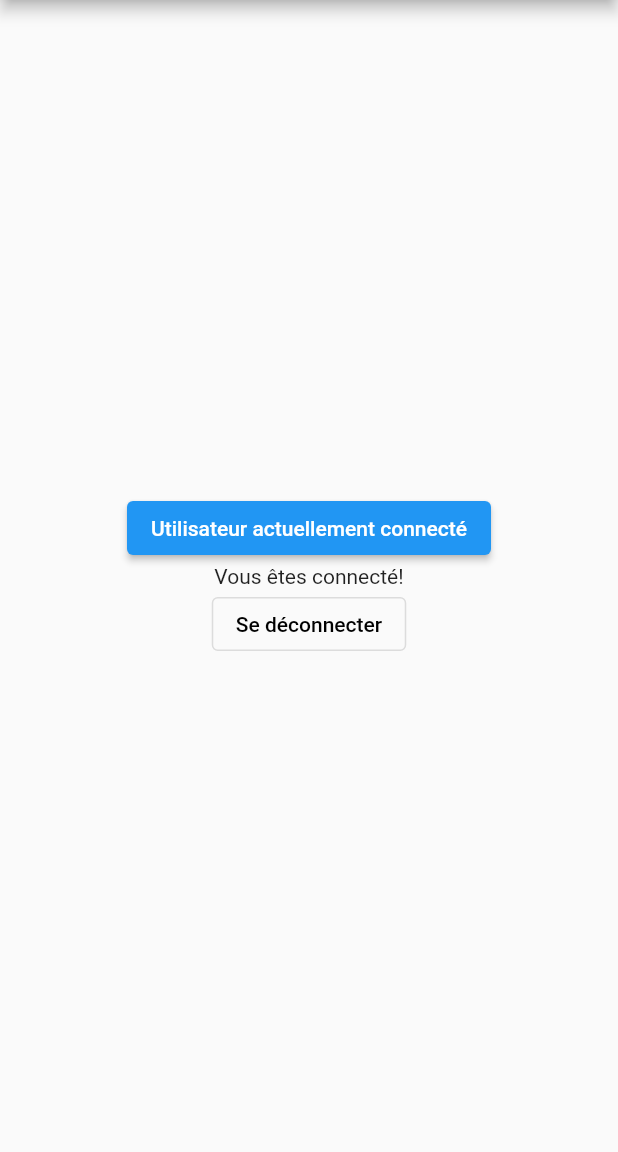
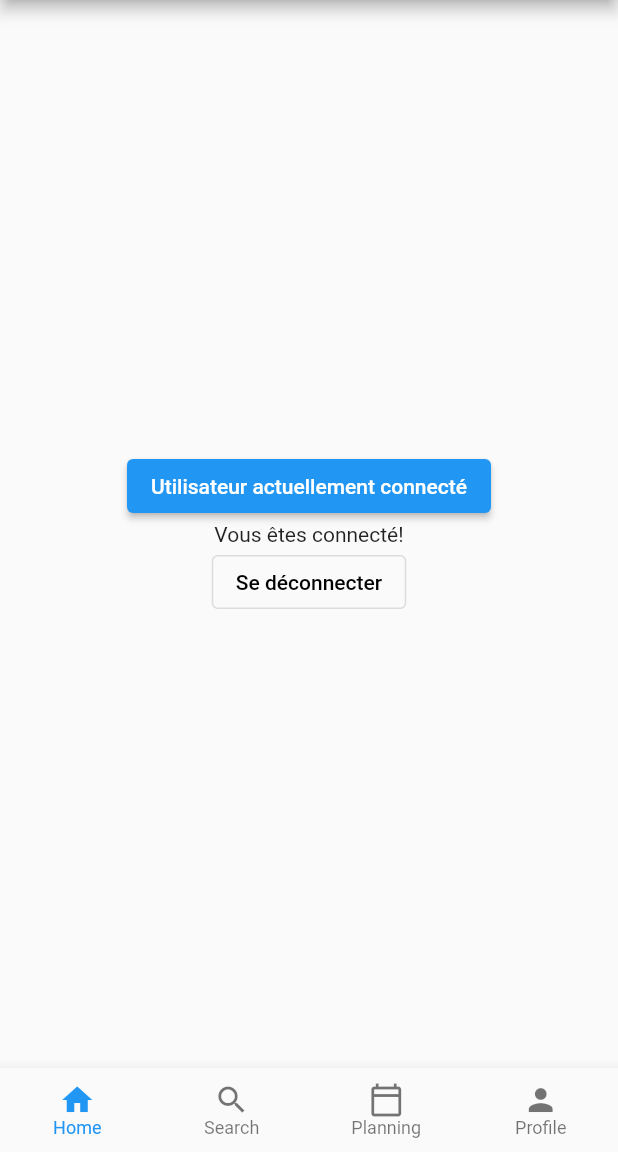
Before and after one commit to Nicoflt/swim-plan, a Flutter app: the screen it shows after launch, on a phone screen of 412 x 824 dp, the part 84-1236 px from its top. Run offline on Flutter 3.47's test engine with Material 2 defaults, Android fonts, the phone set to English and light mode, and no system bars; our stand-ins replace cloud_firestore, firebase_auth, firebase_core, flutter_spinkit, google_sign_in; accounts and stored records are empty; project files that could hold a hidden picture were left out.

Commit message:
commit sur 'master'

```diff
--- a/lib/main.dart
+++ b/lib/main.dart
@@ -16,7 +16,7 @@ class MyApp extends StatelessWidget {
     return MaterialApp(
       debugShowCheckedModeBanner: false,
       title: 'Swim Plan',
-      home: Home(),
+      home: Menu(),
     );
   }
 }
--- a/lib/pages/accueil.dart
+++ b/lib/pages/accueil.dart
@@ -1,13 +1,24 @@
 import 'package:flutter/material.dart';
-import 'package:firebase_auth/firebase_auth.dart';
-import 'package:swimplan/pages/connexion/sign_in.dart';
+import 'package:swimplan/pages/pages - accueil/home.dart';
+import 'package:swimplan/pages/pages - accueil/search.dart';
+import 'package:swimplan/pages/pages - accueil/planning.dart';
+import 'package:swimplan/pages/pages - accueil/profile.dart';
 
-User currentUser = FirebaseAuth.instance.currentUser;
-String userName;
-String userSurname;
-String userEmail;
+class Menu extends StatefulWidget {
+  @override
+  _MenuState createState() => _MenuState();
+}
 
-class Home extends StatelessWidget {
+class _MenuState extends State<Menu> {
+  int _currentIndex = 0;
+
+  final tabs = [
+    Home(),
+    Search(),
+    Planning(),
+    Profile(),
+  ];
+
   @override
   Widget build(BuildContext context) {
     return SafeArea(
@@ -15,32 +26,36 @@ class Home extends StatelessWidget {
         appBar: AppBar(
           title: Text("Swim Plan",
               style: TextStyle(fontWeight: FontWeight.bold, fontSize: 20)),
-          //toolbarHeight: 100,
         ),
-        body: Container(
-          width: double.infinity,
-          child: Column(
-            mainAxisAlignment: MainAxisAlignment.center,
-            children: [
-              ElevatedButton(
-                  onPressed: () {},
-                  child: Text("Utilisateur actuellement connecté")),
-              Text("Vous êtes connecté!"),
-              OutlinedButton(
-                child: Text("Se déconnecter",
-                    style: TextStyle(color: Colors.black)),
-                onPressed: () async {
-                  if (currentUser != null) {
-                    FirebaseAuth.instance.signOut();
-                    Navigator.push(
-                      context,
-                      MaterialPageRoute(builder: (context) => Connect()),
-                    );
-                  }
-                },
-              ),
-            ],
-          ),
+        body: tabs[_currentIndex],
+        bottomNavigationBar: BottomNavigationBar(
+          currentIndex: _currentIndex,
+          type: BottomNavigationBarType.fixed,
+          selectedFontSize: 12.0,
+          selectedItemColor: Colors.blue,
+          items: [
+            BottomNavigationBarItem(
+              icon: Icon(Icons.home),
+              label: 'Home',
+            ),
+            BottomNavigationBarItem(
+              icon: Icon(Icons.search),
+              label: 'Search',
+            ),
+            BottomNavigationBarItem(
+              icon: Icon(Icons.calendar_today_outlined),
+              label: 'Planning',
+            ),
+            BottomNavigationBarItem(
+              icon: Icon(Icons.person_sharp),
+              label: 'Profile',
+            ),
+          ],
+          onTap: (index) {
+            setState(() {
+              _currentIndex = index;
+            });
+          },
         ),
       ),
     );
--- a/lib/pages/connexion/sign_in.dart
+++ b/lib/pages/connexion/sign_in.dart
@@ -2,7 +2,7 @@ import 'package:flutter/material.dart';
 import 'package:swimplan/constants.dart';
 import 'package:firebase_auth/firebase_auth.dart';
 import 'package:google_sign_in/google_sign_in.dart';
-import 'package:swimplan/pages/accueil.dart';
+import 'package:swimplan/pages/pages - accueil/home.dart';
 import 'package:swimplan/pages/chargement.dart';
 import 'package:cloud_firestore/cloud_firestore.dart';
 
--- /dev/null
+++ b/lib/pages/pages - accueil/home.dart
@@ -0,0 +1,44 @@
+import 'package:flutter/material.dart';
+import 'package:firebase_auth/firebase_auth.dart';
+import 'package:swimplan/pages/connexion/sign_in.dart';
+
+User currentUser = FirebaseAuth.instance.currentUser;
+String userName;
+String userSurname;
+String userEmail;
+
+class Home extends StatefulWidget {
+  @override
+  _HomeState createState() => _HomeState();
+}
+
+class _HomeState extends State<Home> {
+  @override
+  Widget build(BuildContext context) {
+    return Container(
+      width: double.infinity,
+      child: Column(
+        mainAxisAlignment: MainAxisAlignment.center,
+        children: [
+          ElevatedButton(
+              onPressed: () {},
+              child: Text("Utilisateur actuellement connecté")),
+          Text("Vous êtes connecté!"),
+          OutlinedButton(
+            child:
+                Text("Se déconnecter", style: TextStyle(color: Colors.black)),
+            onPressed: () async {
+              if (currentUser != null) {
+                FirebaseAuth.instance.signOut();
+                Navigator.push(
+                  context,
+                  MaterialPageRoute(builder: (context) => Connect()),
+                );
+              }
+            },
+          ),
+        ],
+      ),
+    );
+  }
+}
--- /dev/null
+++ b/lib/pages/pages - accueil/planning.dart
@@ -0,0 +1,15 @@
+import 'package:flutter/material.dart';
+
+class Planning extends StatefulWidget {
+  @override
+  _PlanningState createState() => _PlanningState();
+}
+
+class _PlanningState extends State<Planning> {
+  @override
+  Widget build(BuildContext context) {
+    return Container(
+      child: Text("Planning"),
+    );
+  }
+}
--- /dev/null
+++ b/lib/pages/pages - accueil/profile.dart
@@ -0,0 +1,15 @@
+import 'package:flutter/material.dart';
+
+class Profile extends StatefulWidget {
+  @override
+  _ProfileState createState() => _ProfileState();
+}
+
+class _ProfileState extends State<Profile> {
+  @override
+  Widget build(BuildContext context) {
+    return Container(
+      child: Text("Profile"),
+    );
+  }
+}
--- /dev/null
+++ b/lib/pages/pages - accueil/search.dart
@@ -0,0 +1,15 @@
+import 'package:flutter/material.dart';
+
+class Search extends StatefulWidget {
+  @override
+  _SearchState createState() => _SearchState();
+}
+
+class _SearchState extends State<Search> {
+  @override
+  Widget build(BuildContext context) {
+    return Container(
+      child: Text("Search"),
+    );
+  }
+}
```
